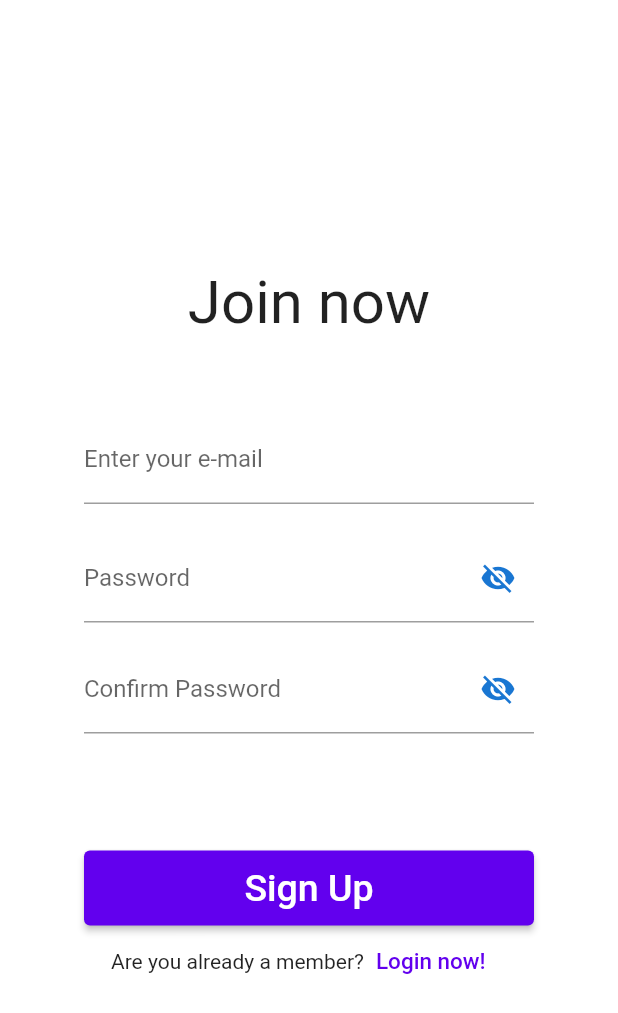
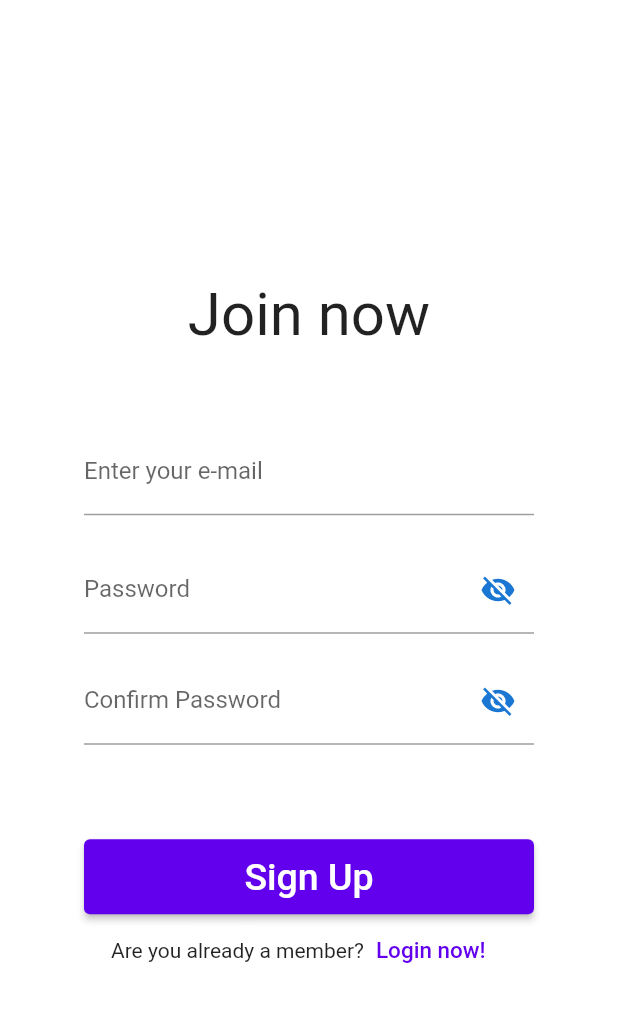
Before and after one commit to KaliopPraktyki/_projekt_praktyki_, a Flutter app: the RegisterPage screen opened directly with empty values, on a phone screen of 412 x 824 dp. Shown: the top 1013 px of the screen. Run offline on Flutter 3.47's test engine with Material 2 defaults, Android fonts, the phone set to English and light mode, and no system bars; our stand-ins replace firebase_auth, firebase_core, flutter_slidable, google_nav_bar, ionicons; accounts and stored records are empty; project files that could hold a hidden picture were left out.

Commit message:
small fixes

```diff
--- a/lib/screens/register_page.dart
+++ b/lib/screens/register_page.dart
@@ -177,7 +177,7 @@ class _RegisterPageState extends State<RegisterPage> {
               ],
             ),
             Padding(
-              padding: const EdgeInsets.only(top: 30),
+              padding: const EdgeInsets.only(top: 15),
               child: SizedBox(
                 width: 300,
                 height: 50,
```
